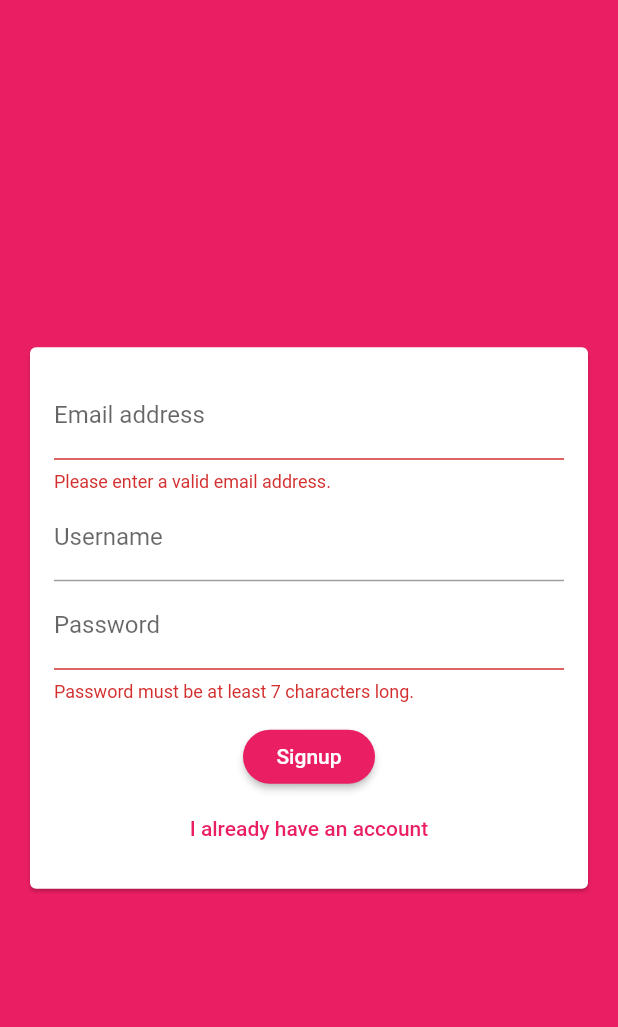
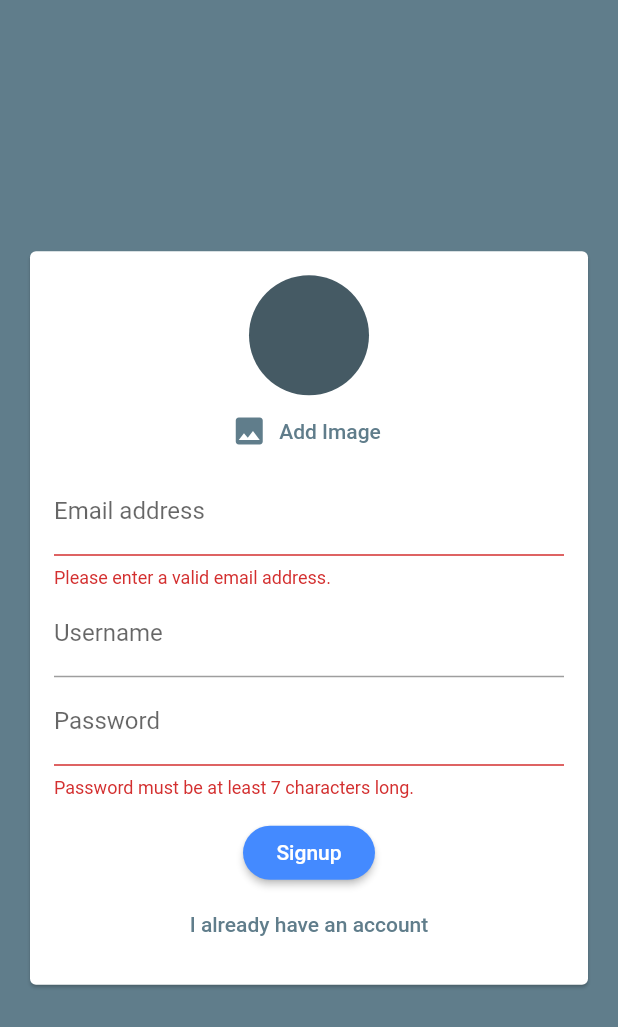
Before and after one commit to acasax/flutterChatApp, a Flutter app: the screen it shows after launch, after a tap on "Login", after a tap on "Create new account", on a phone screen of 412 x 824 dp. Shown: the top 1027 px of the screen. Run offline on Flutter 3.47's test engine with Material 2 defaults, Android fonts, the phone set to English and light mode, and no system bars; our stand-ins replace cloud_firestore, firebase_auth, firebase_core, firebase_storage, image_picker; accounts and stored records are empty.

Commit message:
start user image upload

```diff
--- a/lib/main.dart
+++ b/lib/main.dart
@@ -18,12 +18,12 @@ class MyApp extends StatelessWidget {
     return MaterialApp(
       title: 'Flutter Demo',
       theme: ThemeData(
-        primarySwatch: Colors.pink,
-        backgroundColor: Colors.pink,
+        primarySwatch: Colors.blueGrey,
+        backgroundColor: Colors.blueAccent,
         accentColor: Colors.deepPurple,
         accentColorBrightness: Brightness.dark,
         buttonTheme: ButtonTheme.of(context).copyWith(
-          buttonColor: Colors.pink,
+          buttonColor: Colors.blueAccent,
           textTheme: ButtonTextTheme.primary,
           shape: RoundedRectangleBorder(
             borderRadius: BorderRadius.circular(25),
--- a/lib/screens/auth_screen.dart
+++ b/lib/screens/auth_screen.dart
@@ -1,4 +1,5 @@
 // ignore_for_file: unused_local_variable
+import 'dart:io';
 
 import 'package:flutter/services.dart';
 import 'package:flutter/src/foundation/key.dart';
@@ -6,6 +7,7 @@ import 'package:flutter/src/widgets/framework.dart';
 import 'package:flutter/material.dart';
 import 'package:firebase_auth/firebase_auth.dart';
 import 'package:cloud_firestore/cloud_firestore.dart';
+import 'package:firebase_storage/firebase_storage.dart';
 
 import '../widgets/auth/auth_form.dart';
 
@@ -19,12 +21,14 @@ class AuthScreen extends StatefulWidget {
 class _AuthScreenState extends State<AuthScreen> {
   final _auth = FirebaseAuth.instance;
   FirebaseFirestore firestore = FirebaseFirestore.instance;
+  FirebaseStorage firebaseStorage = FirebaseStorage.instance;
   var isLoading = false;
 
   void _submitAuthForm(
     String email,
     String password,
     String username,
+    File image,
     bool isLogin,
     BuildContext ctx,
   ) async {
@@ -43,10 +47,21 @@ class _AuthScreenState extends State<AuthScreen> {
           email: email,
           password: password,
         );
+
+        final ref = firebaseStorage
+            .ref()
+            .child('user_image')
+            .child(authResult.user.uid + '.jpg');
+
+        await ref.putFile(image).whenComplete;
+
+        final url = await ref.getDownloadURL();
+
         await firestore.collection('users').doc(authResult.user.uid).set(
           {
             'username': username,
             'email': email,
+            'image_url': url,
           },
         );
       }
@@ -66,17 +81,17 @@ class _AuthScreenState extends State<AuthScreen> {
         isLoading = false;
       });
     } catch (err) {
-      Scaffold.of(ctx).showSnackBar(
-        SnackBar(
-          content: Text(
-            err.toString(),
-          ),
-          backgroundColor: Theme.of(ctx).errorColor,
-        ),
-      );
-      setState(() {
-        isLoading = false;
-      });
+      // Scaffold.of(ctx).showSnackBar(
+      //   SnackBar(
+      //     content: Text(
+      //       err.toString(),
+      //     ),
+      //     backgroundColor: Theme.of(ctx).errorColor,
+      //   ),
+      // );
+      // setState(() {
+      //   isLoading = false;
+      // });
     }
   }
 
--- a/lib/widgets/auth/auth_form.dart
+++ b/lib/widgets/auth/auth_form.dart
@@ -1,8 +1,11 @@
 // ignore_for_file: sdk_version_ui_as_code
+import 'dart:io';
 
 import 'package:flutter/src/foundation/key.dart';
 import 'package:flutter/src/widgets/framework.dart';
 import 'package:flutter/material.dart';
+
+import '../pickers/user_image_picker.dart';
 
 class AuthForm extends StatefulWidget {
   //const AuthForm({Key key}) : super(key: key);
@@ -15,6 +18,7 @@ class AuthForm extends StatefulWidget {
     String email,
     String password,
     String username,
+    File image,
     bool isLogin,
     BuildContext ctx,
   ) submitFn;
@@ -31,10 +35,25 @@ class _AuthFormState extends State<AuthForm> {
   String _userEmail = '';
   String _userName = '';
   String _userPassword = '';
+  File _userImageFile;
+
+  void _pickerImage(File image) {
+    _userImageFile = image;
+  }
 
   void _trySubmit() {
     final isValid = _formKey.currentState.validate();
     FocusScope.of(context).unfocus();
+
+    if (_userImageFile == null && !_isLogin) {
+      Scaffold.of(context).showSnackBar(
+        SnackBar(
+          content: Text('Please pick an image.'),
+          backgroundColor: Theme.of(context).errorColor,
+        ),
+      );
+      return;
+    }
 
     if (isValid) {
       _formKey.currentState.save();
@@ -42,6 +61,7 @@ class _AuthFormState extends State<AuthForm> {
         _userEmail.trim(),
         _userPassword.trim(),
         _userName.trim(),
+        _userImageFile,
         _isLogin,
         context,
       );
@@ -62,6 +82,7 @@ class _AuthFormState extends State<AuthForm> {
               child: Column(
                 mainAxisSize: MainAxisSize.min,
                 children: <Widget>[
+                  if (!_isLogin) UserImagePicker(_pickerImage),
                   TextFormField(
                     key: ValueKey('email'),
                     validator: (value) {
--- /dev/null
+++ b/lib/widgets/pickers/user_image_picker.dart
@@ -0,0 +1,56 @@
+import 'dart:io';
+
+import 'package:flutter/src/foundation/key.dart';
+import 'package:flutter/src/widgets/framework.dart';
+import 'package:flutter/material.dart';
+import 'package:image_picker/image_picker.dart';
+
+class UserImagePicker extends StatefulWidget {
+  //const UserImagePicker({Key key}) : super(key: key);
+  final void Function(File pickedImage) imagePickFn;
+
+  UserImagePicker(this.imagePickFn);
+
+  @override
+  State<UserImagePicker> createState() => _UserImagePickerState();
+}
+
+class _UserImagePickerState extends State<UserImagePicker> {
+// final picker = ImagePicker();
+// final pickedImage = await picker.getImage(...);
+// final pickedImageFile = File(pickedImage.path);
+  File _pickedImage;
+
+  void _pickImage() async {
+    final picker = ImagePicker();
+    final pickerImage = await picker.pickImage(
+      source: ImageSource.camera,
+      imageQuality: 50,
+      maxWidth: 150,
+    );
+    final pickedImageFile = File(pickerImage.path);
+    setState(() {
+      _pickedImage = pickedImageFile;
+    });
+    widget.imagePickFn(_pickedImage);
+  }
+
+  @override
+  Widget build(BuildContext context) {
+    return Column(
+      children: [
+        CircleAvatar(
+          radius: 40,
+          backgroundImage:
+              _pickedImage != null ? FileImage(_pickedImage) : null,
+        ),
+        FlatButton.icon(
+          textColor: Theme.of(context).primaryColor,
+          onPressed: _pickImage,
+          icon: Icon(Icons.image),
+          label: Text('Add Image'),
+        ),
+      ],
+    );
+  }
+}
--- a/pubspec.yaml
+++ b/pubspec.yaml
@@ -26,6 +26,8 @@ dependencies:
   cloud_firestore: ^3.3.0
   firebase_core: ^1.19.2
   firebase_auth: ^3.4.2
+  image_picker: ^0.8.5+3
+  firebase_storage: ^10.3.2
 
 dev_dependencies:
   flutter_test:
```
Also changed, not shown: lib/screens/chat_screen.dart (+4 -41 lines), lib/widgets/chat/message_bubble.dart (added, +71 -0 lines), lib/widgets/chat/messages.dart (+36 -3 lines), lib/widgets/chat/new_message.dart (+23 -1 lines), pubspec.lock, 3 other files.
